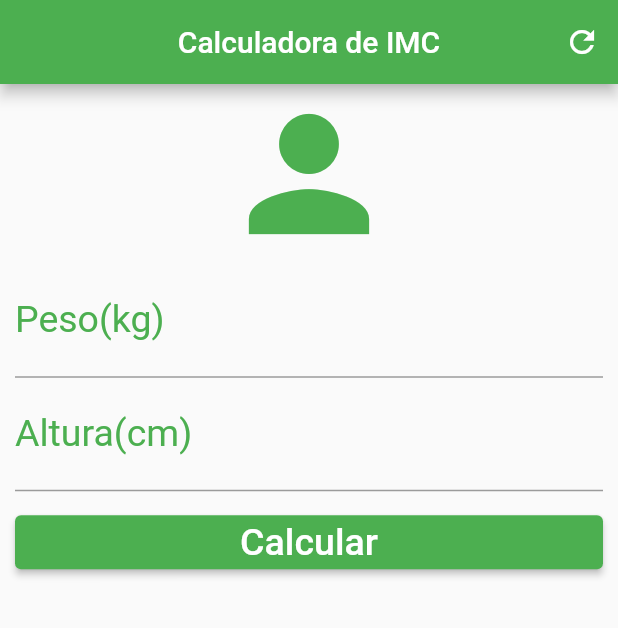
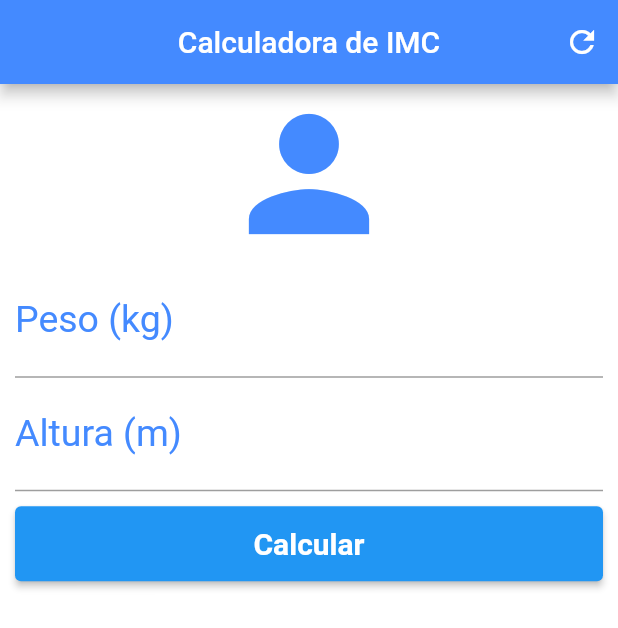
Before and after one commit to nandagb/Calculadora-IMC, a Flutter app: the screen it shows after launch, after a tap on "Calcular", after a tap on the "refresh" icon, on a phone screen of 412 x 824 dp. Shown: the top 628 px of the screen. Run offline on Flutter 3.47's test engine with Material 2 defaults, Android fonts, the phone set to English and light mode, and no system bars.

Commit message:
adicao do main e home

```diff
--- a/lib/main.dart
+++ b/lib/main.dart
@@ -1,132 +1,9 @@
 import 'package:flutter/material.dart';
+import 'ui/home.dart';
 
 void main() {
   runApp(MaterialApp(
-    title: "Calculadora IMC",
-    theme: ThemeData(
-      primarySwatch: Colors.green,
-    ),
+    title: "Calculadora IMC v2",
     home: Home(),
   ));
 }
-
-class Home extends StatefulWidget {
-  @override
-  _HomeState createState() => _HomeState();
-}
-
-class _HomeState extends State<Home> {
-  TextEditingController pesoController = TextEditingController();
-  TextEditingController alturaController = TextEditingController();
-  GlobalKey<FormState> _formKey = GlobalKey<FormState>();
-  String _textInfo = "";
-  void _resetCampos() {
-    _formKey.currentState!.reset(); //exclamacao para evitar nullpointer
-    pesoController.clear();
-    alturaController.clear();
-    setState(() {
-      _textInfo = "";
-    });
-  }
-
-  void _calcular() {
-    setState(() {
-      double peso = double.parse(pesoController.text);
-      double altura = double.parse(alturaController.text) / 100;
-      double imc = peso / (altura * altura);
-      //debugPrint("alguma coisa")
-      if (imc < 18.6)
-        _textInfo = "Abaixo do peso (${imc.toStringAsPrecision(4)})";
-      else if (imc >= 18.6 && imc < 24.9)
-        _textInfo = "Peso ideal (${imc.toStringAsPrecision(4)})";
-      else if (imc >= 24.9 && imc < 29.9)
-        _textInfo = "Levemente acima do peso (${imc.toStringAsPrecision(4)})";
-      else if (imc >= 29.9 && imc < 34.9)
-        _textInfo = "Obesidade Grau I (${imc.toStringAsPrecision(4)})";
-      else if (imc >= 34.9 && imc < 39.9)
-        _textInfo = "Obesidade Grau II (${imc.toStringAsPrecision(4)})";
-      else if (imc >= 40)
-        _textInfo = "Obesidade Grau III (${imc.toStringAsPrecision(4)})";
-    });
-  }
-
-  @override
-  Widget build(BuildContext context) {
-    return Scaffold(
-      appBar: AppBar(
-        title: Text("Calculadora de IMC"),
-        centerTitle: true,
-        actions: <Widget>[
-          IconButton(
-            icon: Icon(Icons.refresh),
-            onPressed: _resetCampos,
-          )
-        ],
-      ),
-      body: SingleChildScrollView(
-        padding: EdgeInsets.fromLTRB(10, 0, 10, 0),
-        child: Form(
-          key: _formKey,
-          child: Column(
-            crossAxisAlignment: CrossAxisAlignment.stretch,
-            children: <Widget>[
-              Icon(Icons.person, size: 120, color: Colors.green),
-              TextFormField(
-                keyboardType: TextInputType.number,
-                decoration: InputDecoration(
-                    labelText: "Peso(kg)",
-                    labelStyle: TextStyle(color: Colors.green)),
-                textAlign: TextAlign.center,
-                style: TextStyle(color: Colors.green, fontSize: 25.0),
-                controller: pesoController,
-                validator: (value) {
-                  if (value!.isEmpty) {
-                    return "insira seu peso";
-                  } else {
-                    return null;
-                  }
-                },
-              ),
-              TextFormField(
-                keyboardType: TextInputType.number,
-                decoration: InputDecoration(
-                    labelText: "Altura(cm)",
-                    labelStyle: TextStyle(color: Colors.green)),
-                textAlign: TextAlign.center,
-                style: TextStyle(color: Colors.green, fontSize: 25.0),
-                controller: alturaController,
-                validator: (value) {
-                  if (value!.isEmpty) {
-                    return "insira sua altura";
-                  } else {
-                    return null;
-                  }
-                },
-              ),
-              Padding(
-                padding: EdgeInsets.only(top: 10.0, bottom: 10.0),
-                child: ButtonTheme(
-                    height: 50.0,
-                    highlightColor: Colors.amber,
-                    child: ElevatedButton(
-                      onPressed: () {
-                        if (_formKey.currentState!.validate()) _calcular();
-                      },
-                      child: Text(
-                        "Calcular",
-                        style: TextStyle(color: Colors.white, fontSize: 25.0),
-                      ),
-                    )),
-              ),
-              Text(
-                _textInfo,
-                textAlign: TextAlign.center,
-                style: TextStyle(color: Colors.green, fontSize: 25.0),
-              )
-            ], //<widget>[]
-          ),
-        ),
-      ),
-    );
-  }
-}
```
Also changed, not shown: lib/ui/home.dart (+10 -10 lines), pubspec.yaml (+4 -4 lines).
